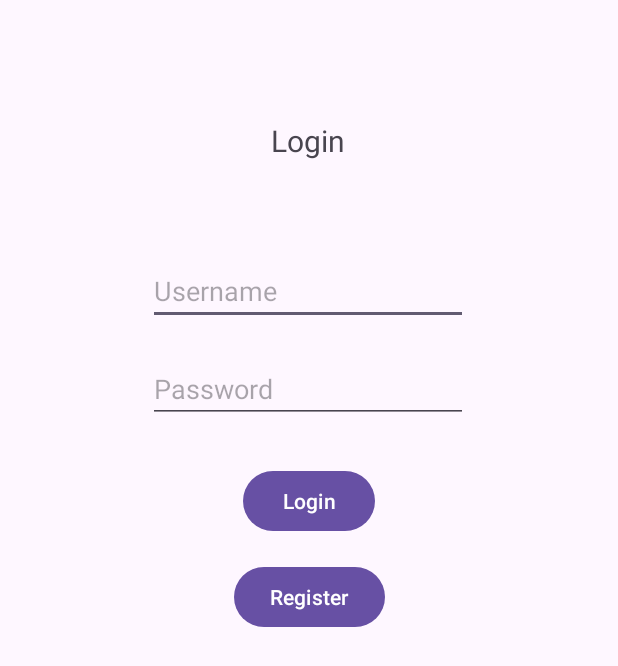
After one commit to tertercusi/c202act4_sorbas, an Android app: the LoginActivity screen opened directly, with no data from a screen before it, on a phone screen of 412 x 824 dp. The commit adds this screen. Shown: the top 666 px of the screen. Run offline under Robolectric (Android 15) with nearby library versions, the light colour scheme and no system bars; our stand-ins replace Firebase (no records; nobody signed in at launch, a user with empty details on screens opened directly).

Commit message:
add login page

```diff
--- a/app/build.gradle.kts
+++ b/app/build.gradle.kts
@@ -37,6 +37,7 @@ dependencies {
     implementation("androidx.legacy:legacy-support-v4:1.0.0")
     implementation("androidx.lifecycle:lifecycle-livedata-ktx:2.6.1")
     implementation("androidx.lifecycle:lifecycle-viewmodel-ktx:2.6.1")
+    implementation("androidx.activity:activity:1.8.0")
     testImplementation("junit:junit:4.13.2")
     androidTestImplementation("androidx.test.ext:junit:1.1.5")
     androidTestImplementation("androidx.test.espresso:espresso-core:3.5.1")
--- a/app/src/main/AndroidManifest.xml
+++ b/app/src/main/AndroidManifest.xml
@@ -12,6 +12,9 @@
         android:supportsRtl="true"
         android:theme="@style/Theme.C202CusiRazonActivity4"
         tools:targetApi="31">
+        <activity
+            android:name=".LoginActivity"
+            android:exported="false" />
         <activity
             android:name=".ConfirmationActivity"
             android:exported="false" />
--- a/app/src/main/java/com/example/c202cusirazonactivity4/ConfirmationActivity.java
+++ b/app/src/main/java/com/example/c202cusirazonactivity4/ConfirmationActivity.java
@@ -67,7 +67,7 @@ public class ConfirmationActivity extends AppCompatActivity {
                                 DocumentSnapshot cusiRazonUserData = userTask.getResult();
                                 StringBuilder cusiRazonMessageBuilder = new StringBuilder();
 
-                                cusiRazonMessageBuilder.append("Mr/Ms");
+                                cusiRazonMessageBuilder.append("Mr/Ms ");
 
                                 Object cusiRazonFirstName = cusiRazonUserData.get("firstName");
                                 cusiRazonMessageBuilder.append(cusiRazonFirstName);
--- /dev/null
+++ b/app/src/main/java/com/example/c202cusirazonactivity4/LoginActivity.java
@@ -0,0 +1,57 @@
+package com.example.c202cusirazonactivity4;
+
+import android.content.Intent;
+import android.os.Bundle;
+import android.widget.Button;
+import android.widget.EditText;
+import android.widget.Toast;
+
+import androidx.activity.EdgeToEdge;
+import androidx.appcompat.app.AppCompatActivity;
+import androidx.core.graphics.Insets;
+import androidx.core.view.ViewCompat;
+import androidx.core.view.WindowInsetsCompat;
+
+import com.google.firebase.auth.FirebaseAuth;
+
+public class LoginActivity extends AppCompatActivity {
+
+    FirebaseAuth cusiRazonAuth;
+
+    @Override
+    protected void onCreate(Bundle savedInstanceState) {
+        super.onCreate(savedInstanceState);
+        EdgeToEdge.enable(this);
+        setContentView(R.layout.activity_login);
+        ViewCompat.setOnApplyWindowInsetsListener(findViewById(R.id.main), (v, insets) -> {
+            Insets systemBars = insets.getInsets(WindowInsetsCompat.Type.systemBars());
+            v.setPadding(systemBars.left, systemBars.top, systemBars.right, systemBars.bottom);
+            return insets;
+        });
+
+        cusiRazonAuth = FirebaseAuth.getInstance();
+
+        EditText cusiRazonUsernameField = findViewById(R.id.cusiRazonLoginUsername);
+        EditText cusiRazonPasswordField = findViewById(R.id.cusiRazonLoginPassword);
+        Button cusiRazonLoginButton = findViewById(R.id.cusiRazonLoginSignInButton);
+        Button cusiRazonRegisterButton = findViewById(R.id.cusiRazonLoginRegisterButton);
+
+        cusiRazonLoginButton.setOnClickListener(v -> {
+            String cusiRazonUsername = String.valueOf(cusiRazonUsernameField.getText());
+            String cusiRazonPassword = String.valueOf(cusiRazonPasswordField.getText());
+
+            cusiRazonAuth.signInWithEmailAndPassword(cusiRazonUsername, cusiRazonPassword).addOnCompleteListener(task -> {
+                if (task.isSuccessful()) {
+                    finish();
+                } else {
+                    Toast.makeText(this, "Invalid user or password", Toast.LENGTH_SHORT).show();
+                }
+            });
+        });
+
+        cusiRazonRegisterButton.setOnClickListener(v -> {
+            Intent cusiRazonRegistrationIntent = new Intent(LoginActivity.this, RegistrationActivity.class);
+            startActivity(cusiRazonRegistrationIntent);
+        });
+    }
+}
--- a/app/src/main/res/layout/activity_checkout.xml
+++ b/app/src/main/res/layout/activity_checkout.xml
@@ -2,7 +2,6 @@
 <androidx.constraintlayout.widget.ConstraintLayout xmlns:android="http://schemas.android.com/apk/res/android"
     xmlns:app="http://schemas.android.com/apk/res-auto"
     xmlns:tools="http://schemas.android.com/tools"
-    android:id="@+id/cusiRazonMainButton"
     android:layout_width="match_parent"
     android:layout_height="match_parent"
     tools:context=".CheckoutActivity">
@@ -138,7 +137,7 @@
         app:layout_constraintTop_toBottomOf="@+id/cusiRazonCardName" />
 
     <Button
-        android:id="@+id/button"
+        android:id="@+id/cusiRazonMainButton"
         android:layout_width="wrap_content"
         android:layout_height="wrap_content"
         android:layout_marginStart="64dp"
@@ -154,7 +153,7 @@
         android:layout_marginStart="68dp"
         android:layout_marginTop="36dp"
         android:text="Proceed"
-        app:layout_constraintStart_toEndOf="@+id/button"
+        app:layout_constraintStart_toEndOf="@+id/cusiRazonMainButton"
         app:layout_constraintTop_toBottomOf="@+id/cusiRazonCCV" />
 
 </androidx.constraintlayout.widget.ConstraintLayout>
--- a/app/src/main/res/layout/activity_confirmation.xml
+++ b/app/src/main/res/layout/activity_confirmation.xml
@@ -21,9 +21,9 @@
         android:id="@+id/cusiRazonConfirmationMessage"
         android:layout_width="wrap_content"
         android:layout_height="wrap_content"
-        android:layout_marginStart="24dp"
         android:layout_marginTop="32dp"
         android:text="Message"
+        app:layout_constraintEnd_toEndOf="parent"
         app:layout_constraintStart_toStartOf="parent"
         app:layout_constraintTop_toBottomOf="@+id/textView14" />
 
--- /dev/null
+++ b/app/src/main/res/layout/activity_login.xml
@@ -0,0 +1,67 @@
+<?xml version="1.0" encoding="utf-8"?>
+<androidx.constraintlayout.widget.ConstraintLayout xmlns:android="http://schemas.android.com/apk/res/android"
+    xmlns:app="http://schemas.android.com/apk/res-auto"
+    xmlns:tools="http://schemas.android.com/tools"
+    android:id="@+id/main"
+    android:layout_width="match_parent"
+    android:layout_height="match_parent"
+    tools:context=".LoginActivity">
+
+    <TextView
+        android:id="@+id/textView20"
+        android:layout_width="wrap_content"
+        android:layout_height="wrap_content"
+        android:layout_marginTop="80dp"
+        android:text="Login"
+        android:textSize="20sp"
+        app:layout_constraintEnd_toEndOf="parent"
+        app:layout_constraintHorizontal_bias="0.498"
+        app:layout_constraintStart_toStartOf="parent"
+        app:layout_constraintTop_toTopOf="parent" />
+
+    <EditText
+        android:id="@+id/cusiRazonLoginUsername"
+        android:layout_width="wrap_content"
+        android:layout_height="wrap_content"
+        android:layout_marginTop="64dp"
+        android:ems="10"
+        android:hint="Username"
+        android:inputType="text"
+        app:layout_constraintEnd_toEndOf="parent"
+        app:layout_constraintHorizontal_bias="0.497"
+        app:layout_constraintStart_toStartOf="parent"
+        app:layout_constraintTop_toBottomOf="@+id/textView20" />
+
+    <EditText
+        android:id="@+id/cusiRazonLoginPassword"
+        android:layout_width="wrap_content"
+        android:layout_height="wrap_content"
+        android:layout_marginTop="20dp"
+        android:ems="10"
+        android:hint="Password"
+        android:inputType="textPassword"
+        app:layout_constraintEnd_toEndOf="parent"
+        app:layout_constraintHorizontal_bias="0.497"
+        app:layout_constraintStart_toStartOf="parent"
+        app:layout_constraintTop_toBottomOf="@+id/cusiRazonLoginUsername" />
+
+    <Button
+        android:id="@+id/cusiRazonLoginSignInButton"
+        android:layout_width="wrap_content"
+        android:layout_height="wrap_content"
+        android:layout_marginTop="28dp"
+        android:text="Login"
+        app:layout_constraintEnd_toEndOf="parent"
+        app:layout_constraintStart_toStartOf="parent"
+        app:layout_constraintTop_toBottomOf="@+id/cusiRazonLoginPassword" />
+
+    <Button
+        android:id="@+id/cusiRazonLoginRegisterButton"
+        android:layout_width="wrap_content"
+        android:layout_height="wrap_content"
+        android:layout_marginTop="16dp"
+        android:text="Register"
+        app:layout_constraintEnd_toEndOf="parent"
+        app:layout_constraintStart_toStartOf="parent"
+        app:layout_constraintTop_toBottomOf="@+id/cusiRazonLoginSignInButton" />
+</androidx.constraintlayout.widget.ConstraintLayout>
```
Also changed, not shown: app/src/main/java/com/example/c202cusirazonactivity4/CheckoutActivity.java (+18 -3 lines), app/src/main/java/com/example/c202cusirazonactivity4/MainActivity.java (+11 -0 lines).
